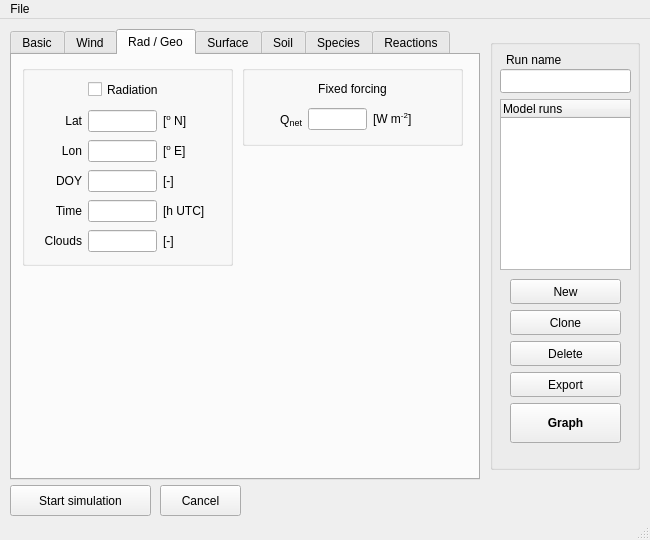
This is mainwindow.ui in classmodel/modelgui as Qt 5 draws it before an edit. The edited form follows.
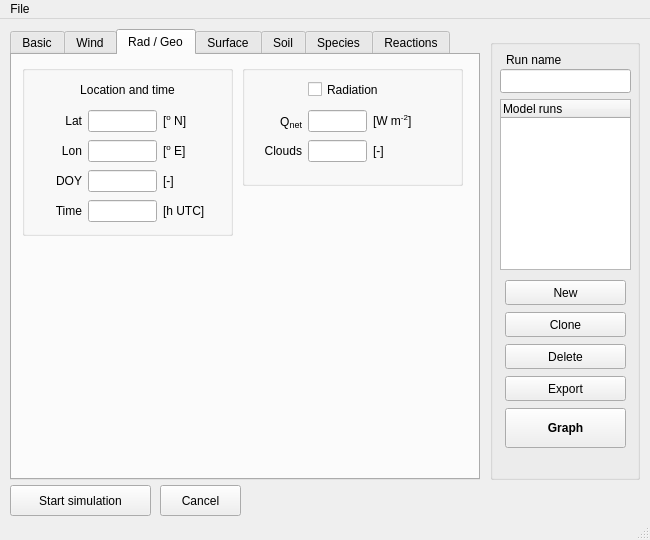
This is the edited form. The open tabs and pages were chosen to show the change.

Commit message: Moved some fields around in Mainwindow

What changed in the file:
```diff
--- a/mainwindow.ui
+++ b/mainwindow.ui
@@ -1589,7 +1589,7 @@
         <x>10</x>
         <y>10</y>
         <width>211</width>
-        <height>201</height>
+        <height>171</height>
        </rect>
       </property>
       <property name="title">
@@ -1601,7 +1601,7 @@
          <x>10</x>
          <y>10</y>
          <width>191</width>
-         <height>182</height>
+         <height>151</height>
         </rect>
        </property>
        <layout class="QGridLayout" name="rad_grid1" columnminimumwidth="50,0,60">
@@ -1752,52 +1752,31 @@
           </property>
          </widget>
         </item>
-        <item row="0" column="1" colspan="2">
-         <widget class="QCheckBox" name="sw_rad">
+        <item row="0" column="0" colspan="3">
+         <widget class="QLabel" name="label_location_time">
           <property name="minimumSize">
            <size>
             <width>0</width>
             <height>25</height>
            </size>
           </property>
-          <property name="text">
-           <string>Radiation</string>
+          <property name="maximumSize">
+           <size>
+            <width>16777215</width>
+            <height>25</height>
+           </size>
           </property>
-         </widget>
-        </item>
-        <item row="5" column="0">
-         <widget class="QLabel" name="label_rad_clouds">
-          <property name="toolTip">
-           <string/>
+          <property name="baseSize">
+           <size>
+            <width>0</width>
+            <height>25</height>
+           </size>
           </property>
           <property name="text">
-           <string>Clouds</string>
+           <string>Location and time</string>
           </property>
           <property name="alignment">
-           <set>Qt::AlignRight|Qt::AlignTrailing|Qt::AlignVCenter</set>
-          </property>
-         </widget>
-        </item>
-        <item row="5" column="1">
-         <widget class="QLineEdit" name="input_rad_clouds">
-          <property name="toolTip">
-           <string>cloud cover fraction</string>
-          </property>
-          <property name="alignment">
-           <set>Qt::AlignRight|Qt::AlignTrailing|Qt::AlignVCenter</set>
-          </property>
-         </widget>
-        </item>
-        <item row="5" column="2">
-         <widget class="QLabel" name="unitlabel_rad_clouds">
-          <property name="toolTip">
-           <string/>
-          </property>
-          <property name="text">
-           <string>&lt;html&gt;[-]&lt;/html&gt;</string>
-          </property>
-          <property name="alignment">
-           <set>Qt::AlignLeading|Qt::AlignLeft|Qt::AlignVCenter</set>
+           <set>Qt::AlignCenter</set>
           </property>
          </widget>
         </item>
@@ -1810,7 +1789,7 @@
         <x>230</x>
         <y>10</y>
         <width>221</width>
-        <height>81</height>
+        <height>121</height>
        </rect>
       </property>
       <property name="title">
@@ -1822,7 +1801,7 @@
          <x>10</x>
          <y>10</y>
          <width>201</width>
-         <height>57</height>
+         <height>91</height>
         </rect>
        </property>
        <layout class="QGridLayout" name="rad_grid2" columnminimumwidth="50,0,80">
@@ -1865,25 +1844,52 @@
           </property>
          </widget>
         </item>
-        <item row="0" column="0" colspan="3">
-         <widget class="QLabel" name="label_rad_qnet">
+        <item row="0" column="1" colspan="2">
+         <widget class="QCheckBox" name="sw_rad">
           <property name="minimumSize">
            <size>
             <width>0</width>
             <height>25</height>
            </size>
           </property>
-          <property name="maximumSize">
-           <size>
-            <width>16777215</width>
-            <height>25</height>
-           </size>
+          <property name="text">
+           <string>Radiation</string>
           </property>
+         </widget>
+        </item>
+        <item row="2" column="1">
+         <widget class="QLineEdit" name="input_rad_clouds">
+          <property name="toolTip">
+           <string>cloud cover fraction (0-1)</string>
+          </property>
+          <property name="alignment">
+           <set>Qt::AlignRight|Qt::AlignTrailing|Qt::AlignVCenter</set>
+          </property>
+         </widget>
+        </item>
+        <item row="2" column="0">
+         <widget class="QLabel" name="label_rad_clouds">
+          <property name="toolTip">
+           <string/>
+          </property>
           <property name="text">
-           <string>Fixed forcing</string>
+           <string>Clouds</string>
           </property>
           <property name="alignment">
-           <set>Qt::AlignCenter</set>
+           <set>Qt::AlignRight|Qt::AlignTrailing|Qt::AlignVCenter</set>
+          </property>
+         </widget>
+        </item>
+        <item row="2" column="2">
+         <widget class="QLabel" name="unitlabel_rad_clouds">
+          <property name="toolTip">
+           <string/>
+          </property>
+          <property name="text">
+           <string>&lt;html&gt;[-]&lt;/html&gt;</string>
+          </property>
+          <property name="alignment">
+           <set>Qt::AlignLeading|Qt::AlignLeft|Qt::AlignVCenter</set>
           </property>
          </widget>
         </item>
@@ -5395,7 +5401,7 @@
       <x>490</x>
       <y>20</y>
       <width>150</width>
-      <height>431</height>
+      <height>441</height>
      </rect>
     </property>
     <property name="minimumSize">
@@ -5425,10 +5431,10 @@
     <widget class="QWidget" name="layoutWidget">
      <property name="geometry">
       <rect>
-       <x>20</x>
+       <x>15</x>
        <y>240</y>
-       <width>111</width>
-       <height>167</height>
+       <width>121</width>
+       <height>171</height>
       </rect>
      </property>
      <layout class="QVBoxLayout" name="verticalLayout">
```
Left out of the diff: 168 changed lines with no effect on the pictures.
